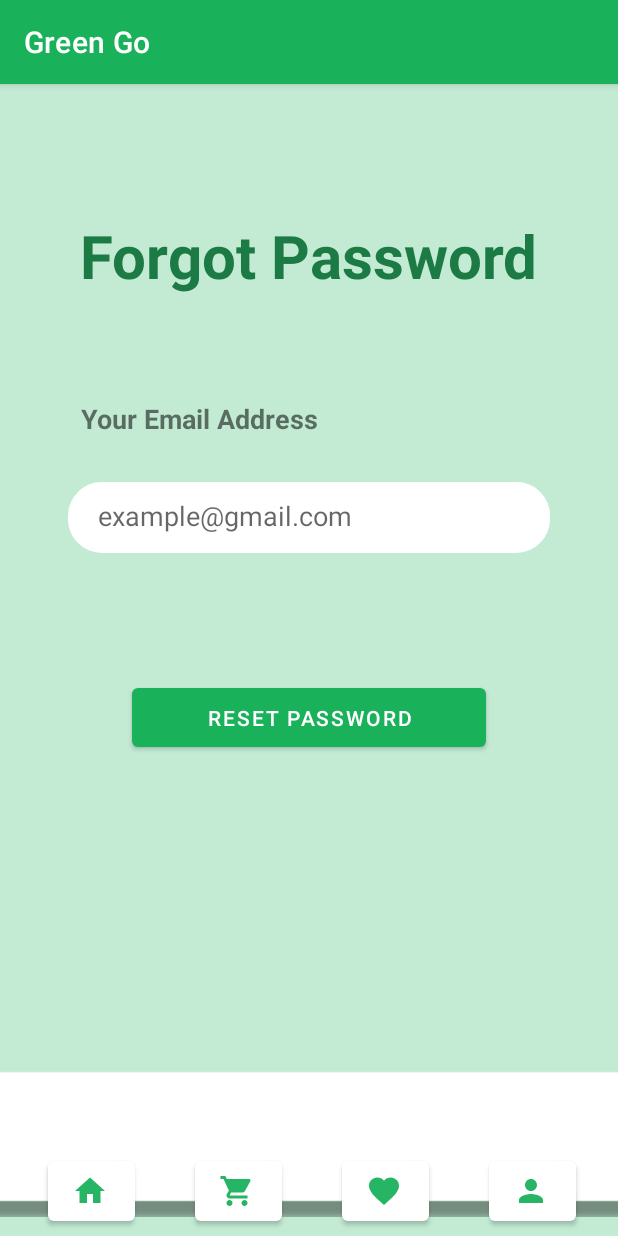
After one commit to Shan-Joel/GreenGo-MAD-Project, an Android app: the ForgotPassword screen opened directly, with no data from a screen before it, on a phone screen of 412 x 824 dp. The commit adds this screen. Run offline under Robolectric (Android 15) with nearby library versions, the phone set to English and light mode, and no system bars; our stand-ins replace Firebase (no records; nobody signed in at launch, a user with empty details on screens opened directly).

Commit message:
finalized user management functionality with user authentication and forgot password

```diff
--- /dev/null
+++ b/app/src/main/java/com/example/greengomadproject/ForgotPassword.java
@@ -0,0 +1,69 @@
+package com.example.greengomadproject;
+
+import androidx.annotation.NonNull;
+import androidx.appcompat.app.AppCompatActivity;
+
+import android.os.Bundle;
+import android.util.Patterns;
+import android.view.View;
+import android.widget.Button;
+import android.widget.EditText;
+import android.widget.Toast;
+
+import com.google.android.gms.tasks.OnCompleteListener;
+import com.google.android.gms.tasks.Task;
+import com.google.firebase.auth.FirebaseAuth;
+
+public class ForgotPassword extends AppCompatActivity {
+
+    private EditText emailEditText;
+    private Button resetPasswordBtn;
+
+    FirebaseAuth auth;
+
+    @Override
+    protected void onCreate(Bundle savedInstanceState) {
+        super.onCreate(savedInstanceState);
+        setContentView(R.layout.activity_forgot_password);
+
+        emailEditText = (EditText) findViewById(R.id.forgotPasswordInput);
+        resetPasswordBtn = (Button) findViewById(R.id.resetBtn);
+
+        auth = FirebaseAuth.getInstance();
+
+        resetPasswordBtn.setOnClickListener(new View.OnClickListener() {
+            @Override
+            public void onClick(View v) {
+                resetPassword();
+            }
+        });
+    }
+
+    private void resetPassword() {
+        String email = emailEditText.getText().toString().trim();
+
+        if(email.isEmpty()) {
+            emailEditText.setError("Email is Required");
+            emailEditText.requestFocus();
+            return;
+        }
+
+        if(!Patterns.EMAIL_ADDRESS.matcher(email).matches()) {
+            emailEditText.setError("Please Provide a Valid Email Address");
+            emailEditText.requestFocus();
+            return;
+        }
+
+        auth.sendPasswordResetEmail(email).addOnCompleteListener(new OnCompleteListener<Void>() {
+            @Override
+            public void onComplete(@NonNull Task<Void> task) {
+                if(task.isSuccessful()) {
+                    Toast.makeText(ForgotPassword.this, "Check your email to reset your password", Toast.LENGTH_LONG).show();
+                }else {
+                    Toast.makeText(ForgotPassword.this, "Try Again! Something Went Wrong", Toast.LENGTH_LONG).show();
+                }
+            }
+        });
+    }
+
+}
--- a/app/src/main/java/com/example/greengomadproject/Login_Form.java
+++ b/app/src/main/java/com/example/greengomadproject/Login_Form.java
@@ -23,7 +23,7 @@ import com.google.firebase.auth.FirebaseUser;
 
 public class Login_Form extends AppCompatActivity implements View.OnClickListener{
 
-    private TextView register;
+    private TextView register, forgotpassword;
     private EditText editTextEmail, editTextPassword;
     private Button signIn;
 
@@ -44,6 +44,9 @@ public class Login_Form extends AppCompatActivity implements View.OnClickListene
         editTextEmail = (EditText) findViewById(R.id.loginUserEmail);
         editTextPassword = (EditText) findViewById(R.id.loginUserPassword);
 
+        forgotpassword = (TextView) findViewById(R.id.loginForgotPassword);
+        forgotpassword.setOnClickListener(this);
+
         mAuth = FirebaseAuth.getInstance();
     }
 
@@ -56,6 +59,10 @@ public class Login_Form extends AppCompatActivity implements View.OnClickListene
 
             case R.id.loginBtn:
                 userLogin();
+                break;
+
+            case R.id.loginForgotPassword:
+                startActivity(new Intent(this, ForgotPassword.class));
                 break;
         }
     }
--- a/app/src/main/java/com/example/greengomadproject/MainActivity2.java
+++ b/app/src/main/java/com/example/greengomadproject/MainActivity2.java
@@ -2,13 +2,30 @@ package com.example.greengomadproject;
 
 import androidx.appcompat.app.AppCompatActivity;
 
+import android.content.Intent;
 import android.os.Bundle;
+import android.view.View;
+import android.widget.TextView;
 
-public class MainActivity2 extends AppCompatActivity {
+public class MainActivity2 extends AppCompatActivity implements View.OnClickListener {
+
+    private TextView getStarted;
 
     @Override
     protected void onCreate(Bundle savedInstanceState) {
         super.onCreate(savedInstanceState);
         setContentView(R.layout.activity_main2);
+
+        getStarted = (TextView) findViewById(R.id.homeButtonText);
+        getStarted.setOnClickListener(this);
+    }
+
+    @Override
+    public void onClick(View v) {
+        switch (v.getId()) {
+            case R.id.homeButtonText:
+                startActivity(new Intent(this, Login_Form.class));
+                break;
+        }
     }
 }
--- a/app/src/main/java/com/example/greengomadproject/SignUp_Form.java
+++ b/app/src/main/java/com/example/greengomadproject/SignUp_Form.java
@@ -3,6 +3,7 @@ package com.example.greengomadproject;
 import androidx.annotation.NonNull;
 import androidx.appcompat.app.AppCompatActivity;
 
+import android.content.Intent;
 import android.os.Bundle;
 import android.util.Patterns;
 import android.view.View;
@@ -21,7 +22,7 @@ import java.util.regex.Pattern;
 
 public class SignUp_Form extends AppCompatActivity implements View.OnClickListener {
 
-    private TextView registerBtn;
+    private TextView registerBtn, register;
     private EditText userName, userEmail, userPassword;
 
     private FirebaseAuth mAuth;
@@ -32,6 +33,9 @@ public class SignUp_Form extends AppCompatActivity implements View.OnClickListen
         setContentView(R.layout.activity_sign_up_form);
 
         mAuth = FirebaseAuth.getInstance();
+
+        register = (TextView) findViewById(R.id.alreadyHaveAccount);
+        register.setOnClickListener(this);
 
         registerBtn = (Button) findViewById(R.id.registerbtn);
         registerBtn.setOnClickListener(this);
@@ -47,6 +51,10 @@ public class SignUp_Form extends AppCompatActivity implements View.OnClickListen
         switch (v.getId()) {
             case R.id.registerbtn:
                 registerBtn();
+                break;
+
+            case R.id.alreadyHaveAccount:
+                startActivity(new Intent(this, Login_Form.class));
                 break;
         }
     }
--- /dev/null
+++ b/app/src/main/res/layout/activity_forgot_password.xml
@@ -0,0 +1,161 @@
+<?xml version="1.0" encoding="utf-8"?>
+<androidx.constraintlayout.widget.ConstraintLayout xmlns:android="http://schemas.android.com/apk/res/android"
+    xmlns:app="http://schemas.android.com/apk/res-auto"
+    xmlns:tools="http://schemas.android.com/tools"
+    android:layout_width="match_parent"
+    android:layout_height="match_parent"
+    android:background="#421AB15B"
+    tools:context=".ForgotPassword">
+
+    <TextView
+        android:id="@+id/forgotPasswordHeading"
+        android:layout_width="wrap_content"
+        android:layout_height="wrap_content"
+        android:text="@string/forgotPasswordHeading"
+        android:textColor="#1C7A45"
+        android:textSize="40dp"
+        android:textStyle="bold"
+        app:layout_constraintBottom_toBottomOf="parent"
+        app:layout_constraintEnd_toEndOf="parent"
+        app:layout_constraintHorizontal_bias="0.498"
+        app:layout_constraintStart_toStartOf="parent"
+        app:layout_constraintTop_toTopOf="parent"
+        app:layout_constraintVertical_bias="0.122" />
+
+    <TextView
+        android:id="@+id/forgotEmailDisplayTxt"
+        android:layout_width="wrap_content"
+        android:layout_height="wrap_content"
+        android:text="@string/emailDisplayTxt"
+        android:textSize="18dp"
+        android:textStyle="bold"
+        app:layout_constraintBottom_toTopOf="@+id/linearLayout4"
+        app:layout_constraintEnd_toEndOf="parent"
+        app:layout_constraintHorizontal_bias="0.213"
+        app:layout_constraintStart_toStartOf="parent"
+        app:layout_constraintTop_toBottomOf="@+id/forgotPasswordHeading"
+        app:layout_constraintVertical_bias="0.695" />
+
+    <LinearLayout
+        android:id="@+id/linearLayout4"
+        android:layout_width="321dp"
+        android:layout_height="47dp"
+        android:layout_marginTop="2dp"
+        android:background="@drawable/white_background"
+
+        android:orientation="vertical"
+        app:layout_constraintBottom_toBottomOf="parent"
+        app:layout_constraintEnd_toEndOf="parent"
+        app:layout_constraintStart_toStartOf="parent"
+        app:layout_constraintTop_toTopOf="parent"
+        app:layout_constraintVertical_bias="0.366">
+
+        <EditText
+            android:id="@+id/forgotPasswordInput"
+            android:layout_width="match_parent"
+            android:layout_height="45dp"
+            android:background="@drawable/editext_white"
+            android:ems="10"
+            android:hint="example@gmail.com"
+            android:layout_marginLeft="20dp"
+            android:inputType="textPersonName"
+            tools:ignore="TouchTargetSizeCheck" />
+    </LinearLayout>
+
+    <!--  Footer Bar  -->
+
+    <Button
+        android:id="@+id/resetBtn"
+        android:layout_width="wrap_content"
+        android:layout_height="wrap_content"
+        android:layout_marginTop="84dp"
+        android:paddingLeft="50dp"
+        android:paddingTop="10dp"
+        android:paddingRight="50dp"
+        android:paddingBottom="10dp"
+        android:text="@string/resetBtn"
+        app:layout_constraintEnd_toEndOf="parent"
+        app:layout_constraintStart_toStartOf="parent"
+        app:layout_constraintTop_toBottomOf="@+id/linearLayout4" />
+
+    <ImageView
+        android:id="@+id/imageView19"
+        android:layout_width="536dp"
+        android:layout_height="136dp"
+        android:layout_marginTop="176dp"
+        android:paddingTop="20dp"
+        app:layout_constraintEnd_toEndOf="parent"
+        app:layout_constraintHorizontal_bias="0.504"
+        app:layout_constraintStart_toStartOf="parent"
+        app:layout_constraintTop_toBottomOf="@+id/resetBtn"
+        app:srcCompat="@drawable/foot" />
+
+    <Button
+        android:id="@+id/button"
+        android:layout_width="58dp"
+        android:layout_height="52dp"
+        android:layout_marginStart="32dp"
+        android:layout_marginLeft="32dp"
+        android:layout_marginTop="16dp"
+        android:layout_marginBottom="4dp"
+        android:drawableLeft="@drawable/ic_baseline_home_24"
+        app:backgroundTint="#FFFFFF"
+        app:layout_constraintBottom_toBottomOf="parent"
+        app:layout_constraintStart_toStartOf="parent"
+        app:layout_constraintTop_toTopOf="@+id/imageView19"
+        app:layout_constraintVertical_bias="1.0"
+        app:rippleColor="#00FFFFFF"
+        tools:ignore="SpeakableTextPresentCheck" />
+
+    <Button
+        android:id="@+id/button2"
+        android:layout_width="58dp"
+        android:layout_height="52dp"
+        android:layout_marginStart="40dp"
+        android:layout_marginLeft="40dp"
+        android:layout_marginTop="16dp"
+        android:layout_marginBottom="4dp"
+        android:drawableLeft="@drawable/ic_shopping_cart"
+        app:backgroundTint="#FFFFFF"
+        app:layout_constraintBottom_toBottomOf="parent"
+        app:layout_constraintStart_toEndOf="@+id/button"
+        app:layout_constraintTop_toTopOf="@+id/imageView19"
+        app:layout_constraintVertical_bias="1.0"
+        tools:ignore="SpeakableTextPresentCheck" />
+
+    <Button
+        android:id="@+id/button3"
+        android:layout_width="58dp"
+        android:layout_height="52dp"
+        android:layout_marginStart="16dp"
+        android:layout_marginLeft="16dp"
+        android:layout_marginTop="16dp"
+        android:layout_marginEnd="16dp"
+        android:layout_marginRight="16dp"
+        android:layout_marginBottom="4dp"
+        android:drawableLeft="@drawable/ic_favorite"
+        app:backgroundTint="#FFFFFF"
+        app:layout_constraintBottom_toBottomOf="parent"
+        app:layout_constraintEnd_toStartOf="@+id/button4"
+        app:layout_constraintStart_toEndOf="@+id/button2"
+        app:layout_constraintTop_toTopOf="@+id/imageView19"
+        app:layout_constraintVertical_bias="1.0"
+        tools:ignore="SpeakableTextPresentCheck" />
+
+    <Button
+        android:id="@+id/button4"
+        android:layout_width="58dp"
+        android:layout_height="52dp"
+        android:layout_marginTop="16dp"
+        android:layout_marginEnd="28dp"
+        android:layout_marginRight="28dp"
+        android:layout_marginBottom="4dp"
+        android:drawableLeft="@drawable/ic_person"
+        app:backgroundTint="#FFFFFF"
+        app:layout_constraintBottom_toBottomOf="parent"
+        app:layout_constraintEnd_toEndOf="parent"
+        app:layout_constraintTop_toTopOf="@+id/imageView19"
+        app:layout_constraintVertical_bias="1.0"
+        tools:ignore="SpeakableTextPresentCheck" />
+
+</androidx.constraintlayout.widget.ConstraintLayout>
--- a/app/src/main/res/values/strings.xml
+++ b/app/src/main/res/values/strings.xml
@@ -18,4 +18,6 @@
     <string name="nameDisplayTxt">Your Name</string>
     <string name="passwordDisplayTxt">Your Password</string>
     <string name="logoutBtn">Logout</string>
+    <string name="forgotPasswordHeading">Forgot Password</string>
+    <string name="resetBtn">Reset Password</string>
 </resources>
```
Also changed, not shown: app/src/main/AndroidManifest.xml (+5 -2 lines).
